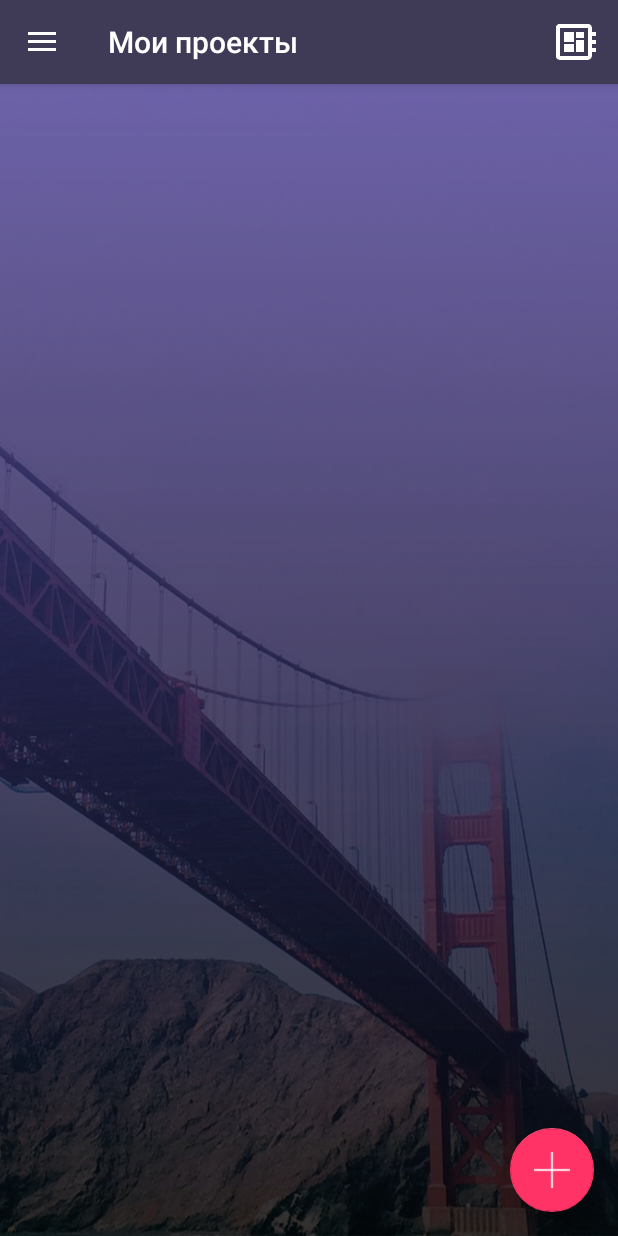
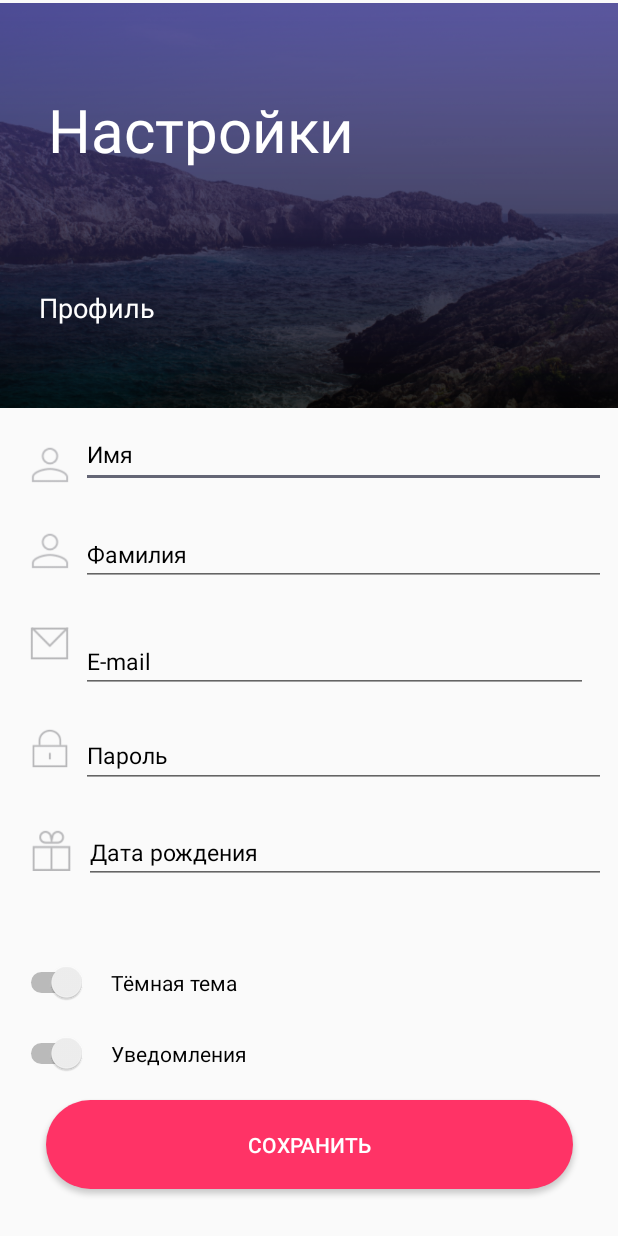
Before and after one commit to HelicopterHig/Camellia, an Android app: the Left screen opened directly, with no data from a screen before it, in the side drawer, after a tap on "Настройки", on a phone screen of 412 x 824 dp. Run offline under Robolectric (Android 15) with nearby library versions, the phone set to English and light mode, and no system bars.

Commit message:
New! Добавлено окно Settings!

```diff
--- a/app/src/main/AndroidManifest.xml
+++ b/app/src/main/AndroidManifest.xml
@@ -38,6 +38,7 @@
             android:label="@string/title_activity_left"
             android:screenOrientation="portrait"
             android:theme="@style/AppTheme.NoActionBar" />
+        <activity android:name=".SettingsActivity" />
         <activity
             android:name=".Activity2"
             android:theme="@style/AppTheme.NoActionBar" />
--- a/app/src/main/java/com/example/login/Activity2.java
+++ b/app/src/main/java/com/example/login/Activity2.java
@@ -46,7 +46,7 @@ public class Activity2 extends AppCompatActivity {
                 view.startAnimation(animAlpha);
                 //openLeft();
 
-                EditText editText = (EditText)findViewById(R.id.editText);
+              EditText editText = (EditText)findViewById(R.id.editText);
                 name = String.valueOf(editText.getText().toString());
 
                 EditText editText1 = (EditText)findViewById(R.id.editText1);
--- a/app/src/main/java/com/example/login/Left.java
+++ b/app/src/main/java/com/example/login/Left.java
@@ -71,6 +71,10 @@ public class Left extends AppCompatActivity
             }
         });
 
+
+
+
+
         DrawerLayout drawer = (DrawerLayout) findViewById(R.id.drawer_layout);
         ActionBarDrawerToggle toggle = new ActionBarDrawerToggle(
                 this, drawer, toolbar, R.string.navigation_drawer_open, R.string.navigation_drawer_close);
@@ -137,6 +141,12 @@ public class Left extends AppCompatActivity
 
         } else if (id == R.id.sett) {
 
+                Intent intent = new Intent(this, SettingsActivity.class);
+                startActivity(intent);
+                return false;
+
+
+
         } else if (id == R.id.logout) {
 
         }
--- /dev/null
+++ b/app/src/main/java/com/example/login/SettingsActivity.java
@@ -0,0 +1,15 @@
+package com.example.login;
+
+import android.content.pm.ActivityInfo;
+import android.os.Bundle;
+import android.support.v7.app.AppCompatActivity;
+
+public class SettingsActivity extends AppCompatActivity {
+
+    @Override
+    protected void onCreate(Bundle savedInstanceState) {
+        super.onCreate(savedInstanceState);
+        setContentView(R.layout.activity_settings);
+        setRequestedOrientation(ActivityInfo.SCREEN_ORIENTATION_PORTRAIT);
+    }
+}
--- a/app/src/main/java/com/example/login/Splash.java
+++ b/app/src/main/java/com/example/login/Splash.java
@@ -23,7 +23,9 @@ public class Splash extends AppCompatActivity{
     @Override
     protected void onCreate(Bundle savedInstanceState) {
         super.onCreate(savedInstanceState);
+        setRequestedOrientation(ActivityInfo.SCREEN_ORIENTATION_PORTRAIT);
         setContentView(R.layout.activity_splash);
+
         progressBar=(ProgressBar)findViewById(R.id.progressBar);
         progressBar.setProgress(0);
         textView=(TextView)findViewById(R.id.textView);
--- a/app/src/main/java/com/example/login/Tab1.java
+++ b/app/src/main/java/com/example/login/Tab1.java
@@ -7,6 +7,8 @@ import android.support.v4.app.Fragment;
 import android.view.LayoutInflater;
 import android.view.View;
 import android.view.ViewGroup;
+
+import com.r0adkll.slidr.model.SlidrInterface;
 
 
 /**
@@ -18,6 +20,8 @@ import android.view.ViewGroup;
  * create an instance of this fragment.
  */
 public class Tab1 extends Fragment {
+    private SlidrInterface slidr;
+
     // TODO: Rename parameter arguments, choose names that match
     // the fragment initialization parameters, e.g. ARG_ITEM_NUMBER
     private static final String ARG_PARAM1 = "param1";
@@ -30,6 +34,8 @@ public class Tab1 extends Fragment {
     private OnFragmentInteractionListener mListener;
 
     public Tab1() {
+
+
         // Required empty public constructor
     }
 
@@ -54,6 +60,11 @@ public class Tab1 extends Fragment {
     @Override
     public void onCreate(Bundle savedInstanceState) {
         super.onCreate(savedInstanceState);
+
+
+
+
+
         if (getArguments() != null) {
             mParam1 = getArguments().getString(ARG_PARAM1);
             mParam2 = getArguments().getString(ARG_PARAM2);
@@ -64,7 +75,9 @@ public class Tab1 extends Fragment {
     public View onCreateView(LayoutInflater inflater, ViewGroup container,
                              Bundle savedInstanceState) {
         // Inflate the layout for this fragment
+
         return inflater.inflate(R.layout.fragment_tab1, container, false);
+
     }
 
     // TODO: Rename method, update argument and hook method into UI event
--- a/app/src/main/res/layout/activity_2.xml
+++ b/app/src/main/res/layout/activity_2.xml
@@ -204,8 +204,9 @@
         android:layout_marginRight="8dp"
         android:layout_marginBottom="8dp"
         android:ems="10"
+
+        android:inputType="textPassword"
         android:hint="Пароль"
-        android:inputType="textPassword"
         android:textColorHint="#FFFFFF"
         android:textSize="15sp"
         app:layout_constraintBottom_toBottomOf="parent"
--- /dev/null
+++ b/app/src/main/res/layout/activity_settings.xml
@@ -0,0 +1,479 @@
+<?xml version="1.0" encoding="utf-8"?>
+<android.support.constraint.ConstraintLayout xmlns:android="http://schemas.android.com/apk/res/android"
+    xmlns:app="http://schemas.android.com/apk/res-auto"
+    xmlns:tools="http://schemas.android.com/tools"
+    android:layout_width="match_parent"
+    android:layout_height="match_parent">
+
+
+    <ImageView
+        android:id="@+id/seBack"
+        android:layout_width="match_parent"
+        android:layout_height="270dp"
+
+        android:layout_marginBottom="8dp"
+        android:contentDescription="TODO"
+        android:scaleType="centerCrop"
+        android:src="@drawable/sebak"
+        app:layout_constraintBottom_toTopOf="@+id/guideline36"
+        tools:layout_editor_absoluteX="0dp" />
+
+    <ImageView
+        android:id="@+id/imageView7"
+        android:layout_width="26dp"
+        android:layout_height="26dp"
+        android:layout_marginStart="20dp"
+        android:layout_marginLeft="20dp"
+        android:layout_marginBottom="8dp"
+        app:layout_constraintBottom_toTopOf="@+id/guideline34"
+        app:layout_constraintStart_toStartOf="parent"
+        app:layout_constraintTop_toTopOf="@+id/guideline36"
+        app:layout_constraintVertical_bias="0.531"
+        app:srcCompat="@drawable/profil" />
+
+    <ImageView
+        android:id="@+id/imageView8"
+        android:layout_width="26dp"
+        android:layout_height="26dp"
+        android:layout_marginStart="20dp"
+        android:layout_marginLeft="20dp"
+        android:layout_marginTop="8dp"
+        android:layout_marginBottom="8dp"
+        app:layout_constraintBottom_toTopOf="@+id/guideline35"
+        app:layout_constraintStart_toStartOf="parent"
+        app:layout_constraintTop_toTopOf="@+id/guideline34"
+        app:layout_constraintVertical_bias="0.0"
+        app:srcCompat="@drawable/profil" />
+
+    <ImageView
+        android:id="@+id/imageView9"
+        android:layout_width="26dp"
+        android:layout_height="26dp"
+        android:layout_marginStart="20dp"
+        android:layout_marginLeft="20dp"
+        android:layout_marginTop="4dp"
+        app:layout_constraintStart_toStartOf="parent"
+        app:layout_constraintTop_toTopOf="@+id/guideline35"
+        app:srcCompat="@drawable/sage" />
+
+    <ImageView
+        android:id="@+id/imageView11"
+        android:layout_width="26dp"
+        android:layout_height="26dp"
+        android:layout_marginStart="20dp"
+
+        android:layout_marginLeft="20dp"
+        android:layout_marginTop="8dp"
+        android:layout_marginBottom="8dp"
+        app:layout_constraintBottom_toTopOf="@+id/guideline32"
+        app:layout_constraintStart_toStartOf="parent"
+        app:layout_constraintTop_toTopOf="@+id/guideline33"
+        app:layout_constraintVertical_bias="0.0"
+        app:srcCompat="@drawable/ojlock" />
+
+    <ImageView
+        android:id="@+id/imageView10"
+        android:layout_width="28dp"
+        android:layout_height="27dp"
+        android:layout_marginStart="20dp"
+        android:layout_marginLeft="20dp"
+        android:layout_marginTop="8dp"
+        android:layout_marginBottom="8dp"
+        app:layout_constraintBottom_toTopOf="@+id/guideline29"
+        app:layout_constraintStart_toStartOf="parent"
+        app:layout_constraintTop_toTopOf="@+id/guideline32"
+        app:layout_constraintVertical_bias="0.083"
+        app:srcCompat="@drawable/birt" />
+
+    <TextView
+        android:id="@+id/textView4"
+        android:layout_width="235dp"
+        android:layout_height="57dp"
+        android:layout_marginStart="8dp"
+        android:layout_marginLeft="8dp"
+        android:layout_marginTop="8dp"
+        android:layout_marginEnd="8dp"
+        android:layout_marginRight="8dp"
+        android:layout_marginBottom="8dp"
+        android:text="Настройки"
+        android:textColor="#ffffff"
+        android:textSize="40sp"
+        app:layout_constraintBottom_toBottomOf="parent"
+        app:layout_constraintEnd_toEndOf="parent"
+        app:layout_constraintHorizontal_bias="0.105"
+        app:layout_constraintStart_toStartOf="@+id/guideline30"
+        app:layout_constraintTop_toTopOf="parent"
+        app:layout_constraintVertical_bias="0.068" />
+
+    <TextView
+        android:id="@+id/textView3"
+        android:layout_width="wrap_content"
+        android:layout_height="26dp"
+        android:layout_marginStart="15dp"
+        android:layout_marginLeft="15dp"
+        android:layout_marginTop="8dp"
+        android:layout_marginEnd="4dp"
+        android:layout_marginRight="4dp"
+        android:layout_marginBottom="8dp"
+        android:text="Профиль"
+        android:textColor="#ffffff"
+        android:textSize="18sp"
+        app:layout_constraintBottom_toBottomOf="parent"
+        app:layout_constraintEnd_toStartOf="@+id/guideline31"
+        app:layout_constraintHorizontal_bias="0.333"
+        app:layout_constraintStart_toStartOf="@+id/guideline40"
+        app:layout_constraintTop_toTopOf="parent"
+        app:layout_constraintVertical_bias="0.236" />
+
+    <ImageView
+        android:id="@+id/imageView12"
+        android:layout_width="0dp"
+        android:layout_height="10dp"
+        android:layout_marginStart="11dp"
+        android:layout_marginLeft="11dp"
+        android:layout_marginEnd="5dp"
+        android:layout_marginRight="5dp"
+        android:layout_marginBottom="8dp"
+        app:layout_constraintBottom_toTopOf="@+id/guideline39"
+        app:layout_constraintEnd_toStartOf="@+id/guideline31"
+        app:layout_constraintHorizontal_bias="0.0"
+        app:layout_constraintStart_toStartOf="@+id/guideline40"
+        app:layout_constraintTop_toBottomOf="@+id/textView3"
+        app:layout_constraintVertical_bias="0.125"
+        app:srcCompat="@drawable/dael" />
+
+    <EditText
+        android:id="@+id/editText9"
+        android:layout_width="0dp"
+        android:layout_height="44dp"
+        android:layout_marginStart="8dp"
+        android:layout_marginLeft="8dp"
+        android:layout_marginTop="8dp"
+        android:layout_marginEnd="8dp"
+        android:layout_marginRight="8dp"
+        android:layout_marginBottom="8dp"
+        android:ems="10"
+        android:inputType="textPersonName"
+        android:hint="Имя"
+        android:textColorHint="#000000"
+        android:textSize="15sp"
+        app:layout_constraintBottom_toBottomOf="parent"
+        app:layout_constraintEnd_toEndOf="parent"
+        app:layout_constraintHorizontal_bias="0.0"
+        app:layout_constraintStart_toEndOf="@+id/imageView7"
+        app:layout_constraintTop_toTopOf="parent"
+        app:layout_constraintVertical_bias="0.358" />
+
+    <EditText
+        android:id="@+id/editText4"
+        android:layout_width="0dp"
+        android:layout_height="41dp"
+        android:layout_marginStart="8dp"
+        android:layout_marginLeft="8dp"
+        android:layout_marginTop="8dp"
+        android:layout_marginEnd="8dp"
+        android:layout_marginRight="8dp"
+        android:layout_marginBottom="8dp"
+        android:ems="10"
+        android:inputType="textPersonName"
+        android:hint="Фамилия"
+        android:textColorHint="#000000"
+        android:textSize="15sp"
+        app:layout_constraintBottom_toBottomOf="parent"
+        app:layout_constraintEnd_toEndOf="parent"
+        app:layout_constraintHorizontal_bias="0.0"
+        app:layout_constraintStart_toEndOf="@+id/imageView8"
+        app:layout_constraintTop_toTopOf="parent"
+        app:layout_constraintVertical_bias="0.445" />
+
+    <EditText
+        android:id="@+id/editText5"
+        android:layout_width="0dp"
+        android:layout_height="38dp"
+        android:layout_marginStart="8dp"
+        android:layout_marginLeft="8dp"
+        android:layout_marginTop="8dp"
+        android:layout_marginEnd="20dp"
+        android:layout_marginRight="20dp"
+        android:layout_marginBottom="8dp"
+        android:ems="10"
+        android:hint="E-mail"
+        android:inputType="textEmailAddress"
+        android:textColorHint="#000000"
+        android:textSize="15sp"
+        app:layout_constraintBottom_toBottomOf="parent"
+        app:layout_constraintEnd_toEndOf="parent"
+        app:layout_constraintHorizontal_bias="0.0"
+        app:layout_constraintStart_toEndOf="@+id/imageView9"
+        app:layout_constraintTop_toTopOf="parent"
+        app:layout_constraintVertical_bias="0.54" />
+
+    <EditText
+        android:id="@+id/editText6"
+        android:layout_width="0dp"
+        android:layout_height="43dp"
+        android:layout_marginStart="8dp"
+        android:layout_marginLeft="8dp"
+        android:layout_marginTop="8dp"
+        android:layout_marginEnd="8dp"
+        android:layout_marginRight="8dp"
+        android:layout_marginBottom="8dp"
+
+
+        android:ems="10"
+        android:hint="Пароль"
+        android:inputType="textPassword"
+        android:textColorHint="#000000"
+        android:textSize="15sp"
+        app:layout_constraintBottom_toBottomOf="parent"
+        app:layout_constraintEnd_toEndOf="parent"
+        app:layout_constraintHorizontal_bias="1.0"
+        app:layout_constraintStart_toEndOf="@+id/imageView11"
+        app:layout_constraintTop_toTopOf="parent"
+        app:layout_constraintVertical_bias="0.62" />
+
+    <EditText
+        android:id="@+id/editText7"
+        android:layout_width="0dp"
+        android:layout_height="37dp"
+        android:layout_marginStart="8dp"
+        android:layout_marginLeft="8dp"
+        android:layout_marginTop="8dp"
+        android:layout_marginEnd="8dp"
+        android:layout_marginRight="8dp"
+        android:layout_marginBottom="8dp"
+        android:ems="10"
+        android:hint="Дата рождения"
+        android:inputType="date"
+        android:textColorHint="#000000"
+        android:textSize="15sp"
+        app:layout_constraintBottom_toBottomOf="parent"
+        app:layout_constraintEnd_toEndOf="parent"
+        app:layout_constraintHorizontal_bias="0.0"
+        app:layout_constraintStart_toEndOf="@+id/imageView10"
+        app:layout_constraintTop_toTopOf="parent"
+        app:layout_constraintVertical_bias="0.706" />
+
+    <Switch
+        android:id="@+id/switch1"
+        android:layout_width="0dp"
+        android:layout_height="25dp"
+        android:layout_marginStart="10dp"
+        android:layout_marginLeft="10dp"
+        android:layout_marginTop="8dp"
+        android:layout_marginEnd="8dp"
+        android:layout_marginRight="8dp"
+        android:layout_marginBottom="8dp"
+        android:layoutDirection="rtl"
+        android:switchPadding="16dp"
+        android:text="Тёмная тема"
+        app:layout_constraintBottom_toBottomOf="parent"
+        app:layout_constraintEnd_toEndOf="parent"
+        app:layout_constraintHorizontal_bias="0.0"
+        app:layout_constraintStart_toStartOf="parent"
+        app:layout_constraintTop_toTopOf="@+id/seBack"
+        app:layout_constraintVertical_bias="0.811" />
+
+    <Switch
+        android:id="@+id/switch2"
+        android:layout_width="0dp"
+        android:layout_height="25dp"
+        android:layout_marginStart="10dp"
+        android:layout_marginLeft="10dp"
+        android:layout_marginTop="8dp"
+        android:layout_marginEnd="8dp"
+        android:layout_marginRight="8dp"
+        android:layout_marginBottom="8dp"
+        android:layoutDirection="rtl"
+        android:switchPadding="16dp"
+        android:text="Уведомления"
+        app:layout_constraintBottom_toBottomOf="parent"
+        app:layout_constraintEnd_toEndOf="parent"
+        app:layout_constraintHorizontal_bias="1.0"
+        app:layout_constraintStart_toStartOf="parent"
+        app:layout_constraintTop_toTopOf="@+id/seBack"
+        app:layout_constraintVertical_bias="0.872" />
+
+    <Button
+        android:id="@+id/button2"
+        style="@style/button_style"
+        android:layout_width="351dp"
+        android:layout_height="59dp"
+        android:layout_marginStart="8dp"
+        android:layout_marginLeft="8dp"
+        android:layout_marginTop="8dp"
+        android:layout_marginEnd="8dp"
+        android:layout_marginRight="8dp"
+        android:layout_marginBottom="8dp"
+        android:clickable="true"
+        android:text="Cохранить"
+        app:layout_constraintBottom_toBottomOf="parent"
+        app:layout_constraintEnd_toEndOf="parent"
+        app:layout_constraintStart_toStartOf="parent"
+        app:layout_constraintTop_toTopOf="@+id/guideline25" />
+
+
+    <android.support.constraint.Guideline
+        android:id="@+id/guideline12"
+        android:layout_width="wrap_content"
+        android:layout_height="wrap_content"
+        android:orientation="vertical"
+        app:layout_constraintGuide_percent="0.05109489" />
+
+    <android.support.constraint.Guideline
+        android:id="@+id/guideline23"
+        android:layout_width="wrap_content"
+        android:layout_height="wrap_content"
+        android:orientation="vertical"
+        app:layout_constraintGuide_percent="0.96107054" />
+
+    <android.support.constraint.Guideline
+        android:id="@+id/guideline24"
+        android:layout_width="wrap_content"
+        android:layout_height="wrap_content"
+        android:orientation="horizontal"
+        app:layout_constraintGuide_percent="0.97811216" />
+
+    <android.support.constraint.Guideline
+        android:id="@+id/guideline25"
+        android:layout_width="wrap_content"
+        android:layout_height="wrap_content"
+        android:orientation="horizontal"
+        app:layout_constraintGuide_percent="0.8508892" />
+
+    <android.support.constraint.Guideline
+        android:id="@+id/guideline26"
+        android:layout_width="wrap_content"
+        android:layout_height="wrap_content"
+        android:orientation="horizontal"
+        app:layout_constraintGuide_percent="0.83" />
+
+    <android.support.constraint.Guideline
+        android:id="@+id/guideline27"
+        android:layout_width="wrap_content"
+        android:layout_height="wrap_content"
+        android:orientation="horizontal"
+        app:layout_constraintGuide_percent="0.78" />
+
+    <android.support.constraint.Guideline
+        android:id="@+id/guideline28"
+        android:layout_width="wrap_content"
+        android:layout_height="wrap_content"
+        android:orientation="vertical"
+        app:layout_constraintGuide_percent="0.92214113" />
+
+    <android.support.constraint.Guideline
+        android:id="@+id/guideline29"
+        android:layout_width="wrap_content"
+        android:layout_height="wrap_content"
+        android:orientation="horizontal"
+        app:layout_constraintGuide_percent="0.73" />
+
+    <android.support.constraint.Guideline
+        android:id="@+id/guideline30"
+        android:layout_width="wrap_content"
+        android:layout_height="wrap_content"
+        android:orientation="vertical"
+        app:layout_constraintGuide_percent="0.01946472" />
+
+    <android.support.constraint.Guideline
+        android:id="@+id/guideline31"
+        android:layout_width="wrap_content"
+        android:layout_height="wrap_content"
+        android:orientation="vertical"
+        app:layout_constraintGuide_percent="0.31" />
+
+    <android.support.constraint.Guideline
+        android:id="@+id/guideline32"
+        android:layout_width="wrap_content"
+        android:layout_height="wrap_content"
+        android:orientation="horizontal"
+        app:layout_constraintGuide_percent="0.66" />
+
+    <android.support.constraint.Guideline
+        android:id="@+id/guideline33"
+        android:layout_width="wrap_content"
+        android:layout_height="wrap_content"
+        android:orientation="horizontal"
+        app:layout_constraintGuide_percent="0.58" />
+
+    <android.support.constraint.Guideline
+        android:id="@+id/guideline34"
+        android:layout_width="wrap_content"
+        android:layout_height="wrap_content"
+        android:orientation="horizontal"
+        app:layout_constraintGuide_percent="0.42" />
+
+    <android.support.constraint.Guideline
+        android:id="@+id/guideline35"
+        android:layout_width="wrap_content"
+        android:layout_height="wrap_content"
+        android:orientation="horizontal"
+        app:layout_constraintGuide_percent="0.5" />
+
+    <android.support.constraint.Guideline
+        android:id="@+id/guideline36"
+        android:layout_width="wrap_content"
+        android:layout_height="wrap_content"
+        android:orientation="horizontal"
+        app:layout_constraintGuide_percent="0.34" />
+
+    <android.support.constraint.Guideline
+        android:id="@+id/guideline37"
+        android:layout_width="wrap_content"
+        android:layout_height="wrap_content"
+        android:orientation="horizontal"
+        app:layout_constraintGuide_percent="0.061559506" />
+
+    <android.support.constraint.Guideline
+        android:id="@+id/guideline38"
+        android:layout_width="wrap_content"
+        android:layout_height="wrap_content"
+        android:orientation="horizontal"
+        app:layout_constraintGuide_percent="0.16689466" />
+
+    <android.support.constraint.Guideline
+        android:id="@+id/guideline39"
+        android:layout_width="wrap_content"
+        android:layout_height="wrap_content"
+        android:orientation="horizontal"
+        app:layout_constraintGuide_percent="0.26402187" />
+
+    <android.support.constraint.Barrier
+        android:id="@+id/barrier6"
+        android:layout_width="wrap_content"
+        android:layout_height="270dp"
+        app:barrierDirection="end"
+        tools:layout_editor_absoluteY="887dp" />
+
+    <android.support.constraint.Barrier
+        android:id="@+id/barrier9"
+        android:layout_width="wrap_content"
+        android:layout_height="wrap_content"
+        app:barrierDirection="left"
+        tools:layout_editor_absoluteX="600dp" />
+
+    <android.support.constraint.Barrier
+        android:id="@+id/barrier10"
+        android:layout_width="wrap_content"
+        android:layout_height="wrap_content"
+        app:barrierDirection="bottom"
+        tools:layout_editor_absoluteY="887dp" />
+
+    <android.support.constraint.Barrier
+        android:id="@+id/barrier11"
+        android:layout_width="wrap_content"
+        android:layout_height="wrap_content"
+        app:barrierDirection="top"
+        tools:layout_editor_absoluteX="600dp"
+        tools:layout_editor_absoluteY="887dp" />
+
+    <android.support.constraint.Guideline
+        android:id="@+id/guideline40"
+        android:layout_width="wrap_content"
+        android:layout_height="wrap_content"
+        android:orientation="vertical"
+        app:layout_constraintGuide_percent="0.0" />
+
+
+</android.support.constraint.ConstraintLayout>
--- /dev/null
+++ b/app/src/main/res/layout/fragment_settings.xml
@@ -0,0 +1,21 @@
+<?xml version="1.0" encoding="utf-8"?>
+<FrameLayout xmlns:android="http://schemas.android.com/apk/res/android"
+    xmlns:tools="http://schemas.android.com/tools"
+    android:layout_width="match_parent"
+    android:layout_height="match_parent"
+    tools:context=".settings">
+
+
+    <!-- TODO: Update blank fragment layout -->
+    <TextView
+        android:layout_width="match_parent"
+        android:layout_height="match_parent"
+        android:text="@string/hello_blank_fragment" />
+
+    <Button
+        android:id="@+id/button3"
+        android:layout_width="wrap_content"
+        android:layout_height="wrap_content"
+        android:text="Button" />
+
+</FrameLayout>
```
Also changed, not shown: app/src/main/res/drawable/birt.png (added), app/src/main/res/drawable/dael.png (added), app/src/main/res/drawable/ojlock.png (added), app/src/main/res/drawable/sage.png (added), app/src/main/res/drawable/sebak.png (added), app/src/main/res/drawable/tabone_back.png (added).
